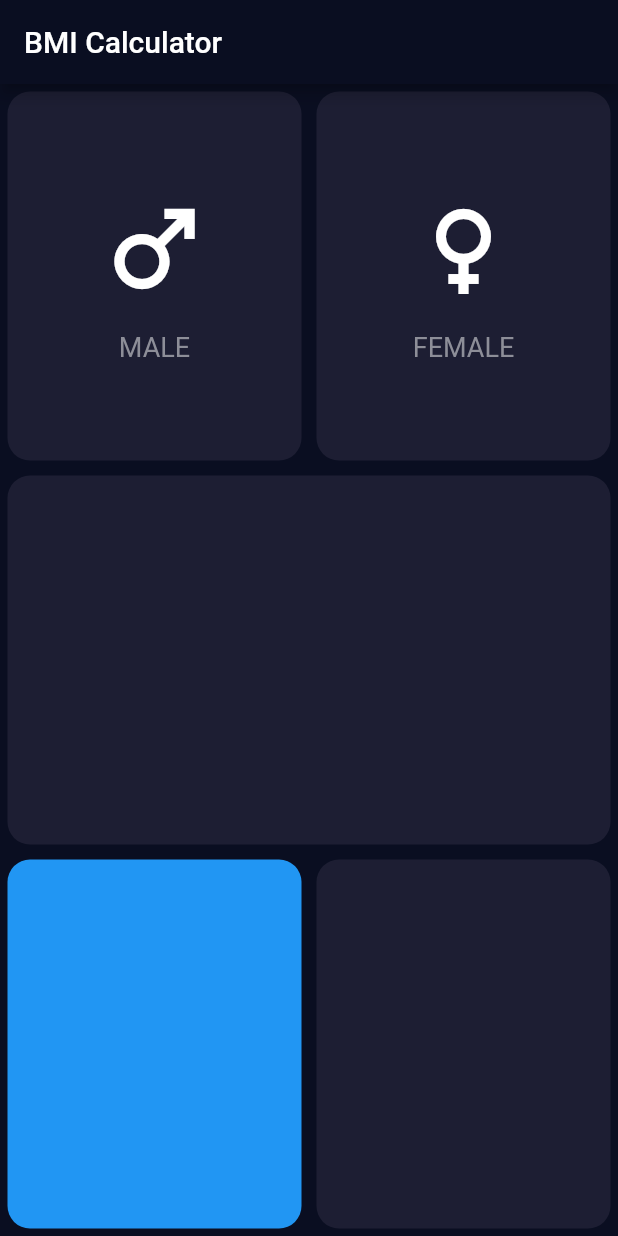
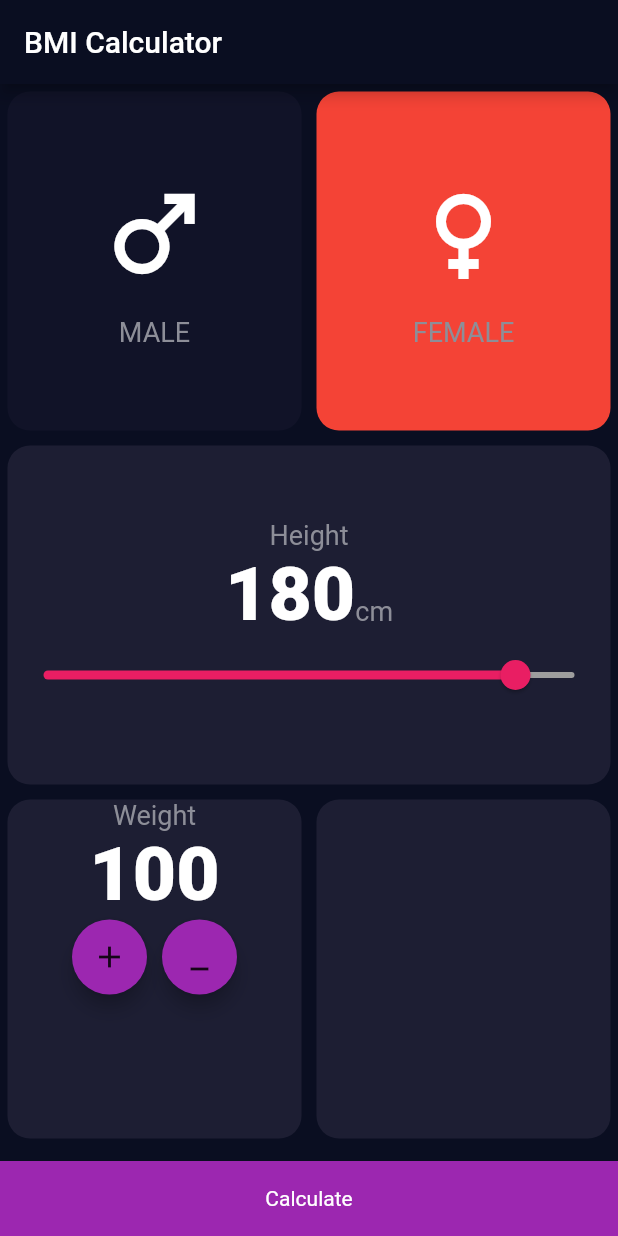
Before and after one commit to HaileMariamR/BMI_CALCULAOR_FLUTTER_APP, a Flutter app: the screen it shows after launch, on a phone screen of 412 x 824 dp. Run offline on Flutter 3.47's test engine with Material 2 defaults, Android fonts, the phone set to English and light mode, and no system bars.

Commit message:
finish the ui

```diff
--- /dev/null
+++ b/bmi/lib/IconContent.dart
@@ -0,0 +1,28 @@
+import 'package:flutter/material.dart';
+import 'constants.dart';
+
+class IconContent extends StatelessWidget {
+  IconContent({this.name, required this.icon});
+  final String? name;
+  final IconData icon;
+  @override
+  Widget build(BuildContext context) {
+    return Column(
+      mainAxisAlignment: MainAxisAlignment.center,
+      children: [
+        Icon(
+          icon,
+          size: 80.0,
+          color: Colors.white,
+        ),
+        SizedBox(
+          height: 15.0,
+        ),
+        Text(
+          name.toString(),
+          style: lableTextStyle,
+        )
+      ],
+    );
+  }
+}
--- a/bmi/lib/Input.dart
+++ b/bmi/lib/Input.dart
@@ -1,4 +1,10 @@
 import 'package:flutter/material.dart';
+import 'ResuseableCard.dart';
+import 'IconContent.dart';
+import 'constants.dart';
+
+const activecolor = Color(0xFF1D1E33);
+const inactiveColor = Color(0xFF111328);
 
 class InputPage extends StatefulWidget {
   const InputPage({Key? key}) : super(key: key);
@@ -8,6 +14,11 @@ class InputPage extends StatefulWidget {
 }
 
 class _InputPageState extends State<InputPage> {
+  Color maleColor = inactiveColor;
+  Color femaleColor = Colors.red;
+  int height = 180;
+  int weight = 100;
+
   @override
   Widget build(BuildContext context) {
     return Scaffold(
@@ -15,24 +26,45 @@ class _InputPageState extends State<InputPage> {
         title: Text("BMI Calculator"),
       ),
       body: Column(
+        crossAxisAlignment: CrossAxisAlignment.stretch,
         children: [
           Expanded(
               child: Row(
             children: [
               Expanded(
+                  child: GestureDetector(
+                onTap: () {
+                  setState(() {
+                    femaleColor = inactiveColor;
+                    (maleColor == inactiveColor)
+                        ? (maleColor = activecolor)
+                        : femaleColor = inactiveColor;
+                  });
+                },
                 child: ResuseableCard(
-                inputColor: Color(0xFF1D1E33),
+                  inputColor: maleColor,
                   cardChild: IconContent(
                     icon: Icons.male,
                     name: "MALE",
                   ),
+                ),
               )),
               Expanded(
+                child: GestureDetector(
+                  onTap: () {
+                    setState(() {
+                      maleColor = inactiveColor;
+                      (femaleColor == inactiveColor)
+                          ? (femaleColor = activecolor)
+                          : maleColor = inactiveColor;
+                    });
+                  },
                   child: ResuseableCard(
-                  inputColor: Color(0xFF1D1E33),
+                    inputColor: femaleColor,
                     cardChild: IconContent(
                       icon: Icons.female,
                       name: "FEMALE",
+                    ),
                   ),
                 ),
               ),
@@ -41,13 +73,76 @@ class _InputPageState extends State<InputPage> {
           Expanded(
               child: ResuseableCard(
             inputColor: Color(0xFF1D1E33),
+            cardChild: Column(
+              mainAxisAlignment: MainAxisAlignment.center,
+              children: [
+                Text(
+                  "Height",
+                  style: lableTextStyle,
+                ),
+                Row(
+                  mainAxisAlignment: MainAxisAlignment.center,
+                  crossAxisAlignment: CrossAxisAlignment.baseline,
+                  textBaseline: TextBaseline.alphabetic,
+                  children: [
+                    Text(
+                      "${height}",
+                      style: numberTextStyle,
+                    ),
+                    Text(
+                      "cm",
+                      style: lableTextStyle,
+                    )
+                  ],
+                ),
+                Slider(
+                  min: 20,
+                  max: 200,
+                  activeColor: Colors.pink,
+                  inactiveColor: Colors.grey,
+                  value: height.toDouble(),
+                  onChanged: (double nvalue) {
+                    setState(() {
+                      height = nvalue.toInt();
+                    });
+                  },
+                )
+              ],
+            ),
           )),
           Expanded(
               child: Row(
             children: [
               Expanded(
                   child: ResuseableCard(
-                inputColor: Colors.blue,
+                inputColor: Color(0xFF1D1E33),
+                cardChild: Column(
+                  crossAxisAlignment: CrossAxisAlignment.center,
+                  children: [
+                    Text(
+                      "Weight",
+                      style: lableTextStyle,
+                    ),
+                    Text(
+                      "${weight}",
+                      style: numberTextStyle,
+                    ),
+                    Row(
+                      mainAxisAlignment: MainAxisAlignment.center,
+                      children: [
+                        RoundWidget(
+                          roundChild: Icon(Icons.add),
+                        ),
+                        SizedBox(
+                          width: 10,
+                        ),
+                        RoundWidget(
+                          roundChild: Icon(Icons.minimize),
+                        )
+                      ],
+                    )
+                  ],
+                ),
               )),
               Expanded(
                   child: ResuseableCard(
@@ -55,52 +150,31 @@ class _InputPageState extends State<InputPage> {
               )),
             ],
           )),
+          Container(
+            height: 50.0,
+            width: double.infinity,
+            color: Colors.purple,
+            margin: EdgeInsets.only(top: 10),
+            child: Center(child: Text("Calculate")),
+          )
         ],
       ),
     );
   }
 }
 
-class IconContent extends StatelessWidget {
-  IconContent({this.name, required this.icon});
-  final String? name;
-  final IconData icon;
+class RoundWidget extends StatelessWidget {
+  RoundWidget({this.roundChild});
+  final Widget? roundChild;
   @override
   Widget build(BuildContext context) {
-    return Column(
-      mainAxisAlignment: MainAxisAlignment.center,
-      children: [
-        Icon(
-          icon,
-          size: 80.0,
-          color: Colors.white,
-        ),
-        SizedBox(
-          height: 15.0,
-        ),
-        Text(
-          name.toString(),
-          style: TextStyle(fontSize: 18.0, color: Color(0xFF8D8E98)),
-        )
-      ],
+    return RawMaterialButton(
+      onPressed: () {},
+      child: roundChild,
+      shape: CircleBorder(),
+      fillColor: Colors.purple,
+      elevation: 5.0,
+      constraints: BoxConstraints.tightFor(width: 50, height: 50.0),
     );
   }
 }
-
-class ResuseableCard extends StatelessWidget {
-  ResuseableCard({required this.inputColor, this.cardChild});
-  final Color inputColor;
-  final Widget? cardChild;
-
-  @override
-  Widget build(BuildContext context) {
-    return Container(
-      child: cardChild,
-      margin: EdgeInsets.all(5),
-      decoration: BoxDecoration(
-        color: inputColor,
-        borderRadius: BorderRadius.circular(15),
-      ),
-    );
-  }
-}
--- /dev/null
+++ b/bmi/lib/ResuseableCard.dart
@@ -0,0 +1,38 @@
+import 'package:flutter/material.dart';
+
+class ResuseableCard extends StatelessWidget {
+  ResuseableCard({required this.inputColor, this.cardChild});
+  final Color inputColor;
+  final Widget? cardChild;
+
+  @override
+  Widget build(BuildContext context) {
+    return Container(
+      child: cardChild,
+      margin: EdgeInsets.all(5),
+      decoration: BoxDecoration(
+        color: inputColor,
+        borderRadius: BorderRadius.circular(15),
+      ),
+    );
+  }
+}
+
+// void updateColor(int gender) {
+//     if (gender == 1) {
+//       if (maleColor == inactiveColor) {
+//         maleColor = activecolor;
+//         femaleColor = inactiveColor;
+//       } else {
+//         maleColor = inactiveColor;
+//       }
+//     }
+//     if (gender == 2) {
+//       if (femaleColor == inactiveColor) {
+//         femaleColor = activecolor;
+//         maleColor=inactiveColor;
+//       } else {
+//         femaleColor = inactiveColor;
+//       }
+//     }
+//   }
--- /dev/null
+++ b/bmi/lib/constants.dart
@@ -0,0 +1,11 @@
+import 'package:flutter/painting.dart';
+
+const lableTextStyle = TextStyle(
+  fontSize: 18.0,
+  color: Color(0xFF8D8E98),
+);
+
+const numberTextStyle = TextStyle(
+  fontSize: 50.0,
+  fontWeight: FontWeight.w900,
+);
--- a/bmi/lib/main.dart
+++ b/bmi/lib/main.dart
@@ -18,6 +18,7 @@ class BMI extends StatelessWidget {
         accentColor: Colors.purple,
         scaffoldBackgroundColor: Color(0xFF0A0E21),
         textTheme: TextTheme(
+          // ignore: deprecated_member_use
           body1: TextStyle(
             color: Colors.white,
           ),
```
Lines whose indentation alone changed are shown as unchanged.
